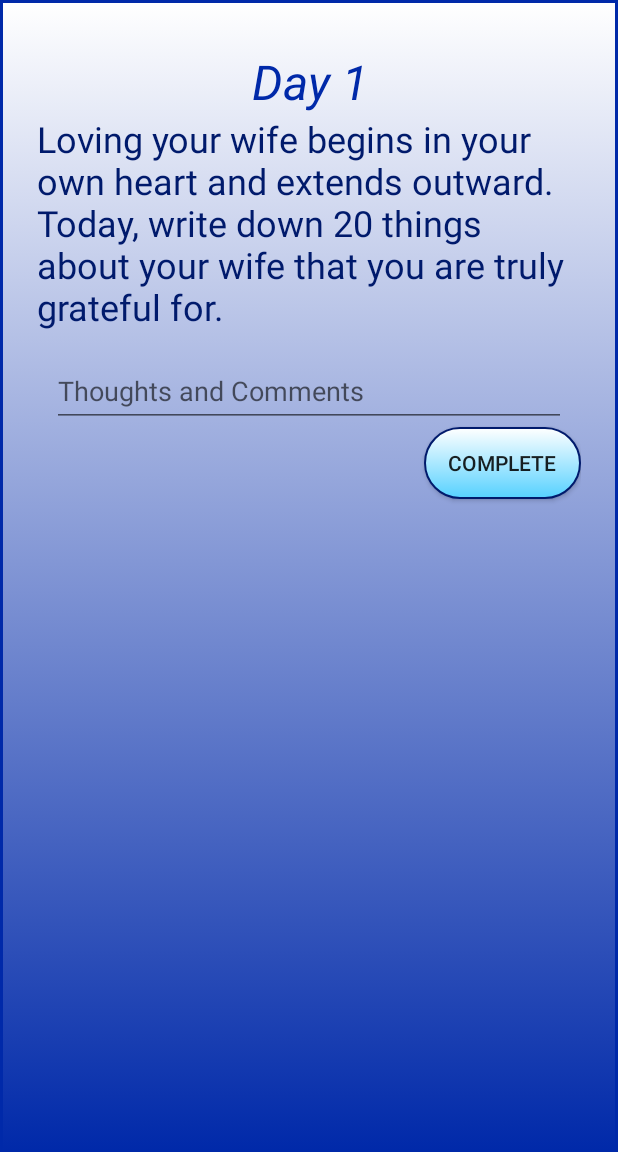
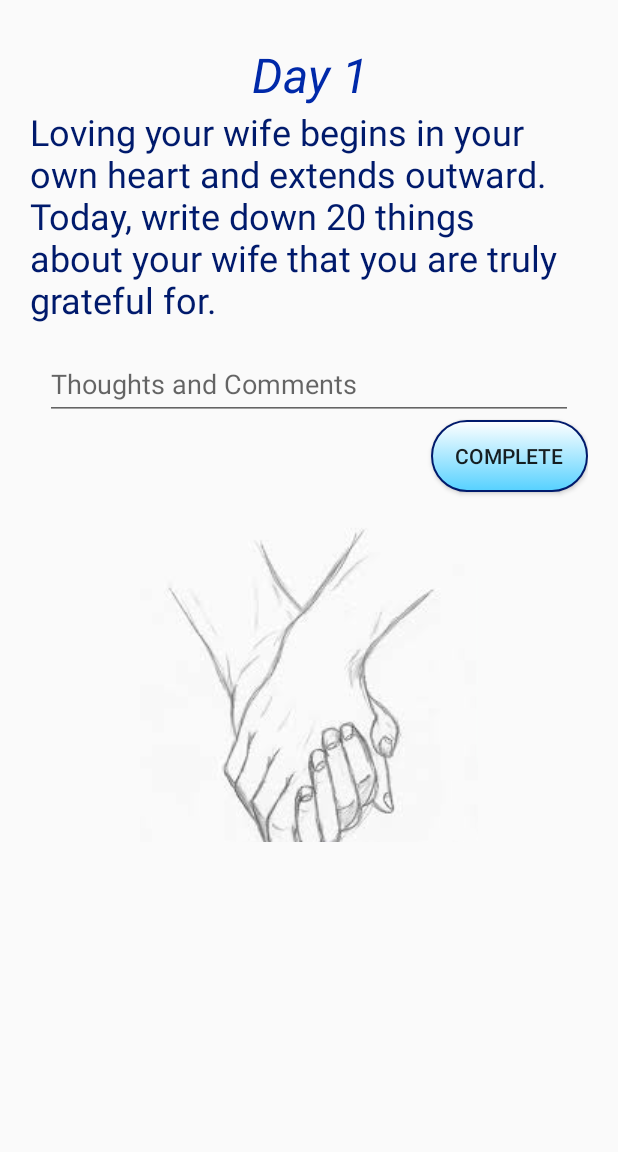
Before and after one commit to Jeffreyoboe1/LoveYourWife, an Android app: the screen it shows after launch (MainActivity), on a phone screen of 412 x 824 dp, the part 84-1236 px from its top. Run offline under Robolectric (Android 15) with nearby library versions, the phone set to English and light mode, and no system bars.

Commit message:
Added holding hands at bottom of view.

```diff
--- a/app/src/main/java/jeffpadgett/myapplication/MainActivity.java
+++ b/app/src/main/java/jeffpadgett/myapplication/MainActivity.java
@@ -6,7 +6,7 @@ import android.support.design.widget.FloatingActionButton;
 import android.support.design.widget.Snackbar;
 import android.support.v7.app.AppCompatActivity;
 import android.support.v7.widget.Toolbar;
-
+import android.support.v4.view.ViewPager.PageTransformer;
 import android.support.v4.app.Fragment;
 import android.support.v4.app.FragmentManager;
 import android.support.v4.app.FragmentPagerAdapter;
@@ -19,6 +19,7 @@ import android.view.MenuItem;
 import android.view.View;
 import android.view.ViewGroup;
 
+import android.view.animation.RotateAnimation;
 import android.widget.TextView;
 
 public class MainActivity extends AppCompatActivity {
@@ -46,6 +47,7 @@ public class MainActivity extends AppCompatActivity {
         // Set up the ViewPager with the sections adapter.
         mViewPager = (ViewPager) findViewById(R.id.container);
         mViewPager.setAdapter(mSectionsPagerAdapter);
+
 
 
         // get last completed day, jump to the next challenge you have to complete.
--- a/app/src/main/res/layout/fragment_day.xml
+++ b/app/src/main/res/layout/fragment_day.xml
@@ -3,7 +3,6 @@
     xmlns:tools="http://schemas.android.com/tools"
     android:layout_width="match_parent"
     android:layout_height="match_parent"
-    android:background="@drawable/textbackground"
     tools:context="jeffpadgett.myapplication.Day">
 
 
@@ -68,6 +67,7 @@
                 android:layout_marginBottom="8dp"
                 tools:layout_editor_absoluteX="8dp"
                 android:focusableInTouchMode="true"
+
                 android:focusable="true">  <!--  focusable stops the editText from gaining focus right away.-->
 
             <android.support.design.widget.TextInputLayout
@@ -108,6 +108,15 @@
                     app:layout_constraintEnd_toEndOf="parent"
                     app:layout_constraintTop_toBottomOf="@+id/switchy" />
 
+                <ImageView
+                    android:layout_gravity="center_horizontal"
+                    android:layout_width="wrap_content"
+                    android:layout_height="wrap_content"
+                    android:src="@drawable/holdinghands"
+                    app:layout_constraintLeft_toLeftOf="parent"
+                    app:layout_constraintRight_toRightOf="parent"
+                    app:layout_constraintTop_toBottomOf="@+id/switchy" />
+
             </LinearLayout>
 
 
```
Also changed, not shown: app/src/main/res/drawable/holdinghands.jpg (added).
